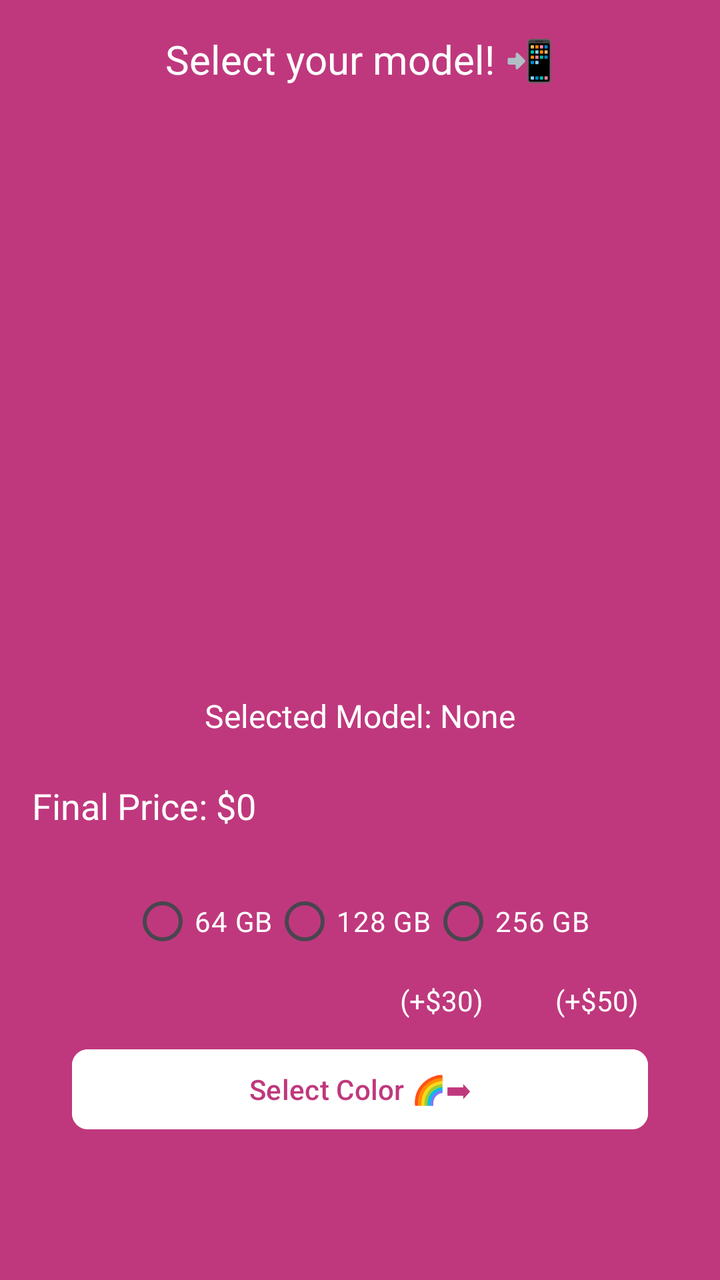
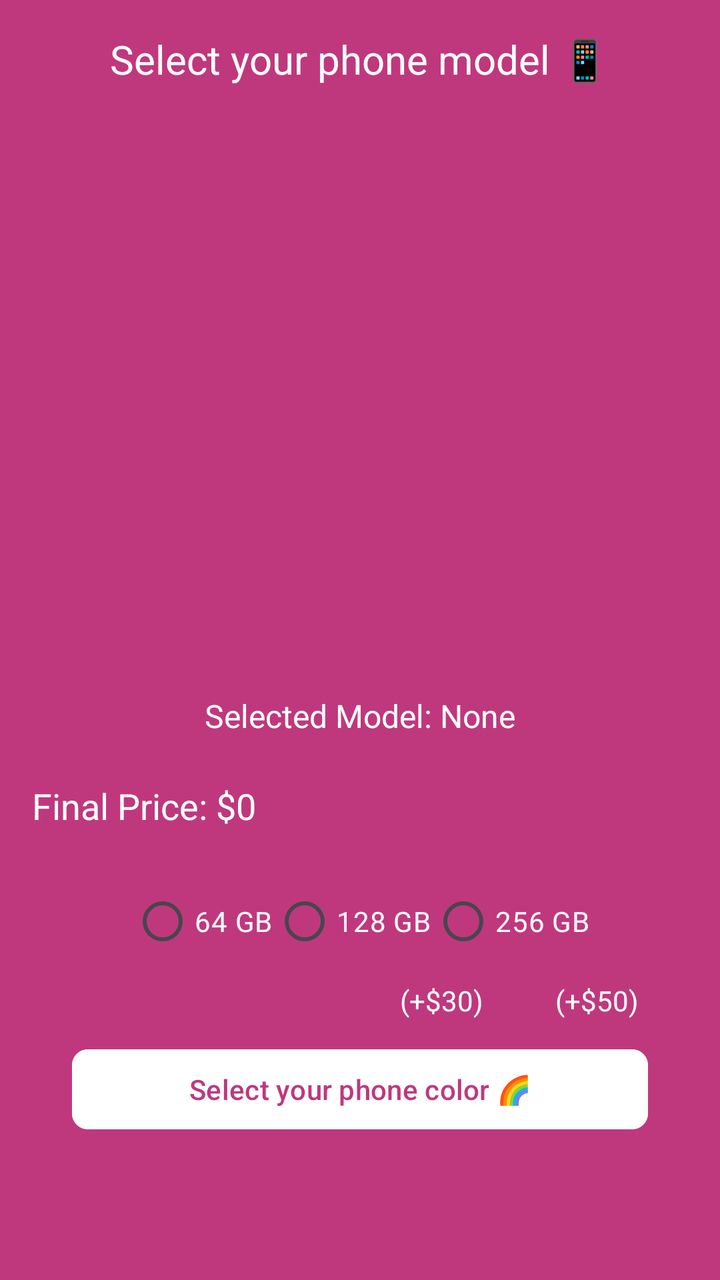

An Android layout rendered at two revisions. The XML below is the earlier revision; the diff shows what the commit changed to produce the second picture.
<!-- AndroidManifest.xml: application theme Theme.Team10_MAPD711_ProjectMilestone2 -->
<!-- res/layout/activity_model_selection3.xml -->
<?xml version="1.0" encoding="utf-8"?>
<androidx.constraintlayout.widget.ConstraintLayout
    xmlns:android="http://schemas.android.com/apk/res/android"
    xmlns:app="http://schemas.android.com/apk/res-auto"
    xmlns:tools="http://schemas.android.com/tools"
    android:id="@+id/main"
    android:layout_width="match_parent"
    android:layout_height="match_parent"
    android:background="#BF387D"
    tools:context=".ModelSelection3">

    

    <TextView
        android:id="@+id/titleTextView"
        android:layout_width="wrap_content"
        android:layout_height="wrap_content"
        android:text="Select your model! 📲"
        android:textColor="@color/white"
        android:textSize="20sp"
        app:layout_constraintTop_toTopOf="parent"
        app:layout_constraintStart_toStartOf="parent"
        app:layout_constraintEnd_toEndOf="parent"
        android:layout_marginTop="16dp" />

    
    <androidx.recyclerview.widget.RecyclerView
        android:id="@+id/recyclerView"
        android:layout_width="0dp"
        android:layout_height="0dp"
        android:contentDescription="List of phone models"
        app:layout_constraintTop_toBottomOf="@+id/titleTextView"
        app:layout_constraintBottom_toTopOf="@+id/selectedModelTextView"
        app:layout_constraintStart_toStartOf="parent"
        app:layout_constraintEnd_toEndOf="parent"
        android:layout_marginStart="16dp"
        android:layout_marginEnd="16dp"
        android:layout_marginTop="8dp"
        app:layout_constraintHeight_percent="0.45" />

    
    <TextView
        android:id="@+id/selectedModelTextView"
        android:layout_width="wrap_content"
        android:layout_height="wrap_content"
        android:text="Selected Model: None"
        android:textColor="@color/white"
        android:textSize="16sp"
        app:layout_constraintTop_toBottomOf="@+id/recyclerView"
        app:layout_constraintBottom_toTopOf="@+id/radioGroupStorage"
        app:layout_constraintStart_toStartOf="parent"
        app:layout_constraintEnd_toEndOf="parent"
        android:layout_margin="8dp" />

    

    

    

    <Button
        android:id="@+id/colorSelectionButton"
        android:layout_width="0dp"
        android:layout_height="wrap_content"
        android:layout_marginTop="36dp"
        android:backgroundTint="@color/white"
        android:contentDescription="Select phone color"
        android:text="Select Color 🌈➡"
        android:textColor="#BF387D"
        app:cornerRadius="8dp"
        app:layout_constraintEnd_toEndOf="parent"
        app:layout_constraintStart_toStartOf="parent"
        app:layout_constraintTop_toBottomOf="@+id/radioGroupStorage"
        app:layout_constraintWidth_percent="0.8" />

    <TextView
        android:id="@+id/textView3"
        android:layout_width="wrap_content"
        android:layout_height="wrap_content"
        android:layout_marginStart="36dp"
        android:layout_marginTop="5dp"
        android:layout_marginBottom="8dp"
        android:text="(+$50)"
        android:textColor="@color/white"
        app:layout_constraintBottom_toTopOf="@+id/colorSelectionButton"
        app:layout_constraintStart_toEndOf="@+id/textView2"
        app:layout_constraintTop_toBottomOf="@+id/radioGroupStorage"
        app:layout_constraintVertical_bias="0.25" />

    <RadioGroup
        android:id="@+id/radioGroupStorage"
        android:layout_width="wrap_content"
        android:layout_height="wrap_content"
        android:layout_marginTop="68dp"
        android:orientation="horizontal"
        app:layout_constraintEnd_toEndOf="parent"
        app:layout_constraintStart_toStartOf="parent"
        app:layout_constraintTop_toBottomOf="@+id/selectedModelTextView">

        <RadioButton
            android:id="@+id/radio_64gb"
            android:layout_width="wrap_content"
            android:layout_height="wrap_content"
            android:text="64 GB"
            android:textColor="@color/white" />

        <RadioButton
            android:id="@+id/radio_128gb"
            android:layout_width="wrap_content"
            android:layout_height="wrap_content"
            android:text="128 GB"
            android:textColor="@color/white" />

        <RadioButton
            android:id="@+id/radio_256gb"
            android:layout_width="wrap_content"
            android:layout_height="wrap_content"
            android:text="256 GB"
            android:textColor="@color/white" />
    </RadioGroup>

    <TextView
        android:id="@+id/textView2"
        android:layout_width="wrap_content"
        android:layout_height="wrap_content"
        android:layout_marginStart="200dp"
        android:layout_marginTop="5dp"
        android:layout_marginBottom="8dp"
        android:text="(+$30)"
        android:textColor="@color/white"
        app:layout_constraintBottom_toTopOf="@+id/colorSelectionButton"
        app:layout_constraintStart_toStartOf="parent"
        app:layout_constraintTop_toBottomOf="@+id/radioGroupStorage"
        app:layout_constraintVertical_bias="0.25" />

    <TextView
        android:id="@+id/textView5"
        android:layout_width="wrap_content"
        android:layout_height="wrap_content"
        android:layout_marginStart="16dp"
        android:layout_marginTop="16dp"
        android:layout_marginBottom="16dp"
        android:text="Final Price: $0"
        android:textColor="@color/white"
        android:textSize="18sp"
        app:layout_constraintBottom_toTopOf="@+id/radioGroupStorage"
        app:layout_constraintStart_toStartOf="parent"
        app:layout_constraintTop_toBottomOf="@+id/selectedModelTextView" />




</androidx.constraintlayout.widget.ConstraintLayout>
<!-- resources referenced by this layout -->
<resources>
  <color name="white">#FFFFFFFF</color>
  <style name="Theme.Team10_MAPD711_ProjectMilestone2" parent="Base.Theme.Team10_MAPD711_ProjectMilestone2" />
  <style name="Base.Theme.Team10_MAPD711_ProjectMilestone2" parent="Theme.Material3.DayNight.NoActionBar">
          
          
      </style>
</resources>

<!-- the commit's change to res/layout/activity_model_selection3.xml (unified diff, before → after) -->
@@ -15,7 +15,7 @@
         android:id="@+id/titleTextView"
         android:layout_width="wrap_content"
         android:layout_height="wrap_content"
-        android:text="Select your model! 📲"
+        android:text="@string/model_selection_header"
         android:textColor="@color/white"
         android:textSize="20sp"
         app:layout_constraintTop_toTopOf="parent"
@@ -28,7 +28,7 @@
         android:id="@+id/recyclerView"
         android:layout_width="0dp"
         android:layout_height="0dp"
-        android:contentDescription="List of phone models"
+        android:contentDescription="@string/phone_model_list"
         app:layout_constraintTop_toBottomOf="@+id/titleTextView"
         app:layout_constraintBottom_toTopOf="@+id/selectedModelTextView"
         app:layout_constraintStart_toStartOf="parent"
@@ -43,7 +43,7 @@
         android:id="@+id/selectedModelTextView"
         android:layout_width="wrap_content"
         android:layout_height="wrap_content"
-        android:text="Selected Model: None"
+        android:text="@string/selected_model_text"
         android:textColor="@color/white"
         android:textSize="16sp"
         app:layout_constraintTop_toBottomOf="@+id/recyclerView"
@@ -65,7 +65,7 @@
         android:layout_marginTop="36dp"
         android:backgroundTint="@color/white"
         android:contentDescription="Select phone color"
-        android:text="Select Color 🌈➡"
+        android:text="@string/color_selection_header"
         android:textColor="#BF387D"
         app:cornerRadius="8dp"
         app:layout_constraintEnd_toEndOf="parent"
@@ -101,21 +101,21 @@
             android:id="@+id/radio_64gb"
             android:layout_width="wrap_content"
             android:layout_height="wrap_content"
-            android:text="64 GB"
+            android:text="@string/storage_gb_1"
             android:textColor="@color/white" />
 
         <RadioButton
             android:id="@+id/radio_128gb"
             android:layout_width="wrap_content"
             android:layout_height="wrap_content"
-            android:text="128 GB"
+            android:text="@string/storage_gb_2"
             android:textColor="@color/white" />
 
         <RadioButton
             android:id="@+id/radio_256gb"
             android:layout_width="wrap_content"
             android:layout_height="wrap_content"
-            android:text="256 GB"
+            android:text="@string/storage_gb_3"
             android:textColor="@color/white" />
     </RadioGroup>
 
@@ -140,7 +140,7 @@
         android:layout_marginStart="16dp"
         android:layout_marginTop="16dp"
         android:layout_marginBottom="16dp"
-        android:text="Final Price: $0"
+        android:text="@string/final_price_text"
         android:textColor="@color/white"
         android:textSize="18sp"
         app:layout_constraintBottom_toTopOf="@+id/radioGroupStorage"
<!-- resource entries referenced after the edit -->
@@ -1,6 +1,14 @@
 <!-- resources referenced by this layout -->
 <resources>
   <color name="white">#FFFFFFFF</color>
+  <string name="color_selection_header">Select your phone color 🌈</string>
+  <string name="final_price_text"> Final Price: $0</string>
+  <string name="model_selection_header">Select your phone model 📱</string>"&gt;
+  <string name="phone_model_list">List of phone models</string>
+  <string name="selected_model_text">Selected Model: None</string>
+  <string name="storage_gb_1">64 GB</string>
+  <string name="storage_gb_2">128 GB</string>
+  <string name="storage_gb_3">256 GB</string>
   <style name="Theme.Team10_MAPD711_ProjectMilestone2" parent="Base.Theme.Team10_MAPD711_ProjectMilestone2" />
   <style name="Base.Theme.Team10_MAPD711_ProjectMilestone2" parent="Theme.Material3.DayNight.NoActionBar">
           
